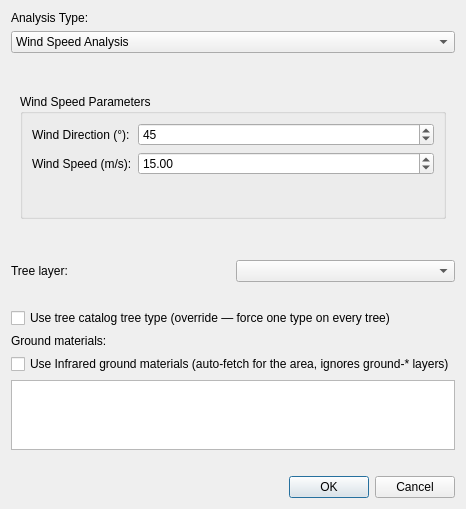
Before: the Qt Designer form infrared_city_gis/infrared_city_run_simulation_dialog.ui in Infrared-city/qgis-plugin, drawn with Qt 5.
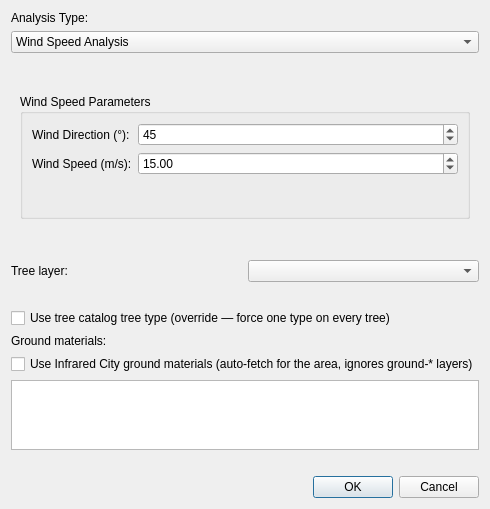
After: the same form once the commit is applied.

Commit message: docs: say Infrared City, not bare Infrared, in UI text, docstrings and docs

Diff of the .ui file:
```diff
--- a/infrared_city_gis/infrared_city_run_simulation_dialog.ui
+++ b/infrared_city_gis/infrared_city_run_simulation_dialog.ui
@@ -502,7 +502,7 @@
    <item>
     <widget class="QCheckBox" name="use_infrared_ground_checkbox">
      <property name="text">
-      <string>Use Infrared ground materials (auto-fetch for the area, ignores ground-* layers)</string>
+      <string>Use Infrared City ground materials (auto-fetch for the area, ignores ground-* layers)</string>
      </property>
     </widget>
    </item>
```
The commit also changes 25 other files.
